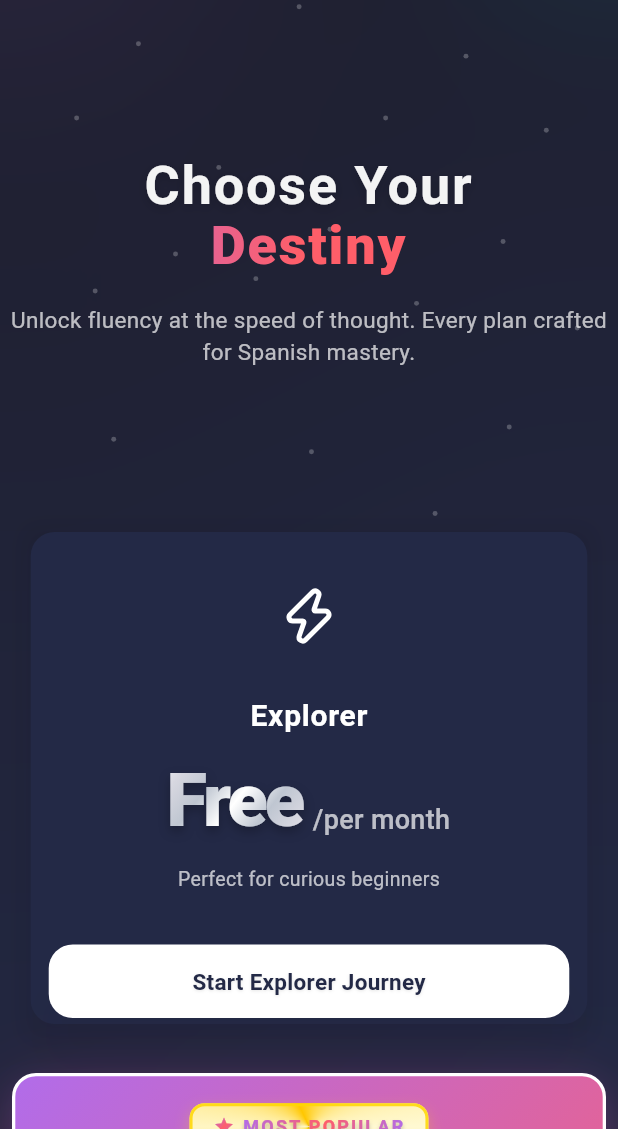
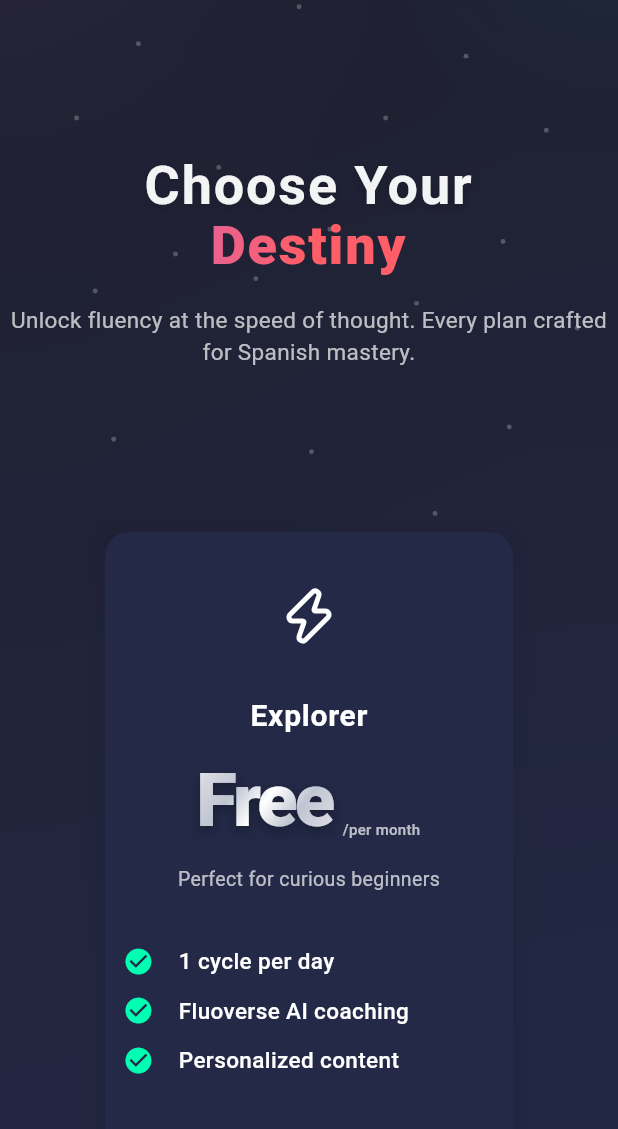
Before and after one commit to langverseadmin/Fluoverse-Landing-Page, a Flutter app: the PricingPage screen opened directly, on a phone screen of 412 x 824 dp, the part 107-1236 px from its top. Run offline on Flutter 3.47's test engine with Material 3 defaults, Android fonts, the phone set to English and light mode, and no system bars; our stand-ins replace confetti, flutter_animate, flutter_markdown, lucide_icons, supabase_flutter; accounts and stored records are empty; Roboto replaces fonts that are missing (Montserrat).

Commit message:
pricing fix

```diff
--- a/lib/website/widgets/pricing_widgets.dart
+++ b/lib/website/widgets/pricing_widgets.dart
@@ -195,11 +195,73 @@
 class _PricingCardsRowState extends State<PricingCardsRow> {
   int? hoveredIndex;
 
+  // --- Centralized font and icon sizes for each screen type ---
+  static const _mobileSizes = {
+    'icon': 20.0,
+    'titleFont': 12.0,
+    'priceFont': 14.0,
+    'priceSubFont': 10.0,
+    'subPriceFont': 10.0,
+    'descFont': 10.0,
+    'featureFont': 10.0,
+    'featureIcon': 10.0,
+    'buttonFont': 10.0,
+    'badgeFont': 10.0,
+    'badgeIcon': 10.0,
+  };
+  static const _tabletSizes = {
+    'icon': 38.0,
+    'titleFont': 16.0,
+    'priceFont': 26.0,
+    'priceSubFont': 10.0,
+    'subPriceFont': 10.0,
+    'descFont': 10.0,
+    'featureFont': 10.0,
+    'featureIcon': 12.0,
+    'buttonFont': 10.0,
+    'badgeFont': 10.0,
+    'badgeIcon': 10.0,
+  };
+  static const _laptopSizes = {
+    'icon': 50.0,
+    'titleFont': 22.0,
+    'priceFont': 28.0,
+    'priceSubFont': 22.0,
+    'subPriceFont': 18.0,
+    'descFont': 20.0,
+    'featureFont': 20.0,
+    'featureIcon': 28.0,
+    'buttonFont': 20.0,
+    'badgeFont': 18.0,
+    'badgeIcon': 22.0,
+  };
+  static const _desktopSizes = {
+    'icon': 72.0,
+    'titleFont': 36.0,
+    'priceFont': 56.0,
+    'priceSubFont': 24.0,
+    'subPriceFont': 20.0,
+    'descFont': 22.0,
+    'featureFont': 22.0,
+    'featureIcon': 32.0,
+    'buttonFont': 22.0,
+    'badgeFont': 20.0,
+    'badgeIcon': 24.0,
+  };
+
+  Map<String, double> _getSizes(double width) {
+    if (width < 600) return _mobileSizes;
+    if (width >= 600 && width < 900) return _tabletSizes;
+    if (width >= 900 && width < 2000) return _laptopSizes;
+    return _desktopSizes;
+  }
+
   @override
   Widget build(BuildContext context) {
     final mq = MediaQuery.of(context);
     final width = mq.size.width;
     final height = mq.size.height;
+    final sizes = _getSizes(width);
 
     // Helper for percent with min/max clamp
     double percent(double v, {double min = 0, double? max}) {
@@ -211,15 +273,14 @@
     // --- Sizing logic for 4 breakpoints: mobile, tablet, laptop, desktop ---
     final isMobile = width < 600;
     final isTablet = width >= 600 && width < 900;
-    final isLaptop = width >= 700 && width < 2000;
-    // final isDesktop = width >= 1400;
+    final isLaptop = width >= 900 && width < 2000;
 
     double cardWidth, cardHeight, middleCardWidth, middleCardHeight, spacing;
 
     if (isMobile) {
-      cardWidth = percent(width * 0.92, min: 220, max: 480);
-      cardHeight = percent(height * 0.38, min: 340, max: 540);
-      middleCardWidth = percent(cardWidth * 1.13, min: 240, max: 520);
+      cardWidth = percent(width * 0.92, min: 220, max: 280);
+      cardHeight = percent(height * 0.58, min: 340, max: 540);
+      middleCardWidth = percent(cardWidth * 1.13, min: 240, max: 280);
       middleCardHeight = percent(cardHeight * 1.07, min: 360, max: 600);
       spacing = percent(height * 0.025, min: 10, max: 32);
     } else if (isTablet) {
@@ -275,12 +336,12 @@
                       children: [
                         PriceWidget(price: 'Free'),
                         const SizedBox(width: 6),
-                        const Padding(
-                          padding: EdgeInsets.only(bottom: 10),
+                        Padding(
+                          padding: const EdgeInsets.only(bottom: 10),
                           child: Text(
                             '/per month',
                             style: TextStyle(
-                              fontSize: 18,
+                              fontSize: sizes['priceSubFont'],
                               color: Colors.white70,
                               fontWeight: FontWeight.w500,
                               letterSpacing: 0.2,
@@ -326,8 +387,8 @@
                           padding: const EdgeInsets.only(bottom: 10),
                           child: Text(
                             widget.isAnnual ? '/per month' : '/per month',
-                            style: const TextStyle(
-                              fontSize: 18,
+                            style: TextStyle(
+                              fontSize: sizes['priceSubFont'],
                               color: Colors.white70,
                               fontWeight: FontWeight.w500,
                               letterSpacing: 0.2,
@@ -361,20 +422,18 @@
                     isPopular: false,
                     subPrice: 'Free',
                     subPriceHighlight: 'Free',
-                    //subPrice: '\$299',
-                    //subPriceHighlight: 'Save \$59',
                     priceWidget: Row(
                       mainAxisAlignment: MainAxisAlignment.center,
                       crossAxisAlignment: CrossAxisAlignment.end,
                       children: [
                         PriceWidget(price: 'Free'),
                         const SizedBox(width: 6),
-                        const Padding(
-                          padding: EdgeInsets.only(bottom: 10),
+                        Padding(
+                          padding: const EdgeInsets.only(bottom: 10),
                           child: Text(
                             '/per year',
                             style: TextStyle(
-                              fontSize: 18,
+                              fontSize: sizes['priceSubFont'],
                               color: Colors.white70,
                               fontWeight: FontWeight.w500,
                               letterSpacing: 0.2,
@@ -417,12 +476,12 @@
                       children: [
                         PriceWidget(price: 'Free'),
                         const SizedBox(width: 6),
-                        const Padding(
-                          padding: EdgeInsets.only(bottom: 10),
+                        Padding(
+                          padding: const EdgeInsets.only(bottom: 10),
                           child: Text(
                             '/per month',
                             style: TextStyle(
-                              fontSize: 18,
+                              fontSize: sizes['priceSubFont'],
                               color: Colors.white70,
                               fontWeight: FontWeight.w500,
                               letterSpacing: 0.2,
@@ -468,8 +527,8 @@
                           padding: const EdgeInsets.only(bottom: 10),
                           child: Text(
                             widget.isAnnual ? '/per month' : '/per month',
-                            style: const TextStyle(
-                              fontSize: 18,
+                            style: TextStyle(
+                              fontSize: sizes['priceSubFont'],
                               color: Colors.white70,
                               fontWeight: FontWeight.w500,
                               letterSpacing: 0.2,
@@ -509,12 +568,12 @@
                       children: [
                         PriceWidget(price: 'Free'),
                         const SizedBox(width: 6),
-                        const Padding(
-                          padding: EdgeInsets.only(bottom: 10),
+                        Padding(
+                          padding: const EdgeInsets.only(bottom: 10),
                           child: Text(
                             '/per year',
                             style: TextStyle(
-                              fontSize: 18,
+                              fontSize: sizes['priceSubFont'],
                               color: Colors.white70,
                               fontWeight: FontWeight.w500,
                               letterSpacing: 0.2,
@@ -1132,9 +1191,9 @@
   Widget build(BuildContext context) {
     final width = MediaQuery.of(context).size.width;
     // Responsive icon and font size based on screen width
-    double iconSize = width < 600 ? width * 0.07 : width < 900 ? width * 0.045 : 28;
+    double iconSize = width < 600 ? width * 0.05 : width < 900 ? width * 0.035 : 28;
     iconSize = iconSize.clamp(20.0, 32.0);
-    double fontSize = width < 600 ? width * 0.045 : width < 900 ? width * 0.032 : 20;
+    double fontSize = width < 600 ? width * 0.025 : width < 900 ? width * 0.022 : 20;
     fontSize = fontSize.clamp(15.0, 22.0);
     double spacing = width < 600 ? width * 0.04 : width < 900 ? width * 0.025 : 16;
     spacing = spacing.clamp(8.0, 20.0);
```
